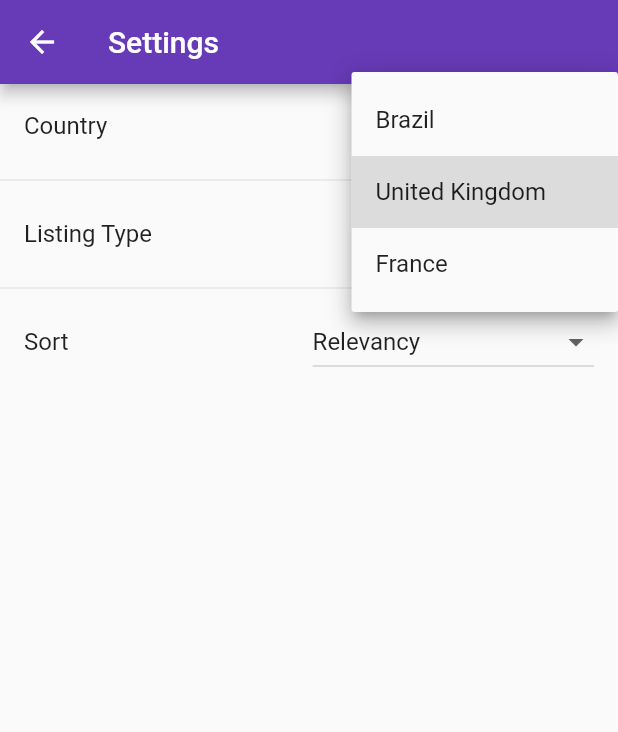
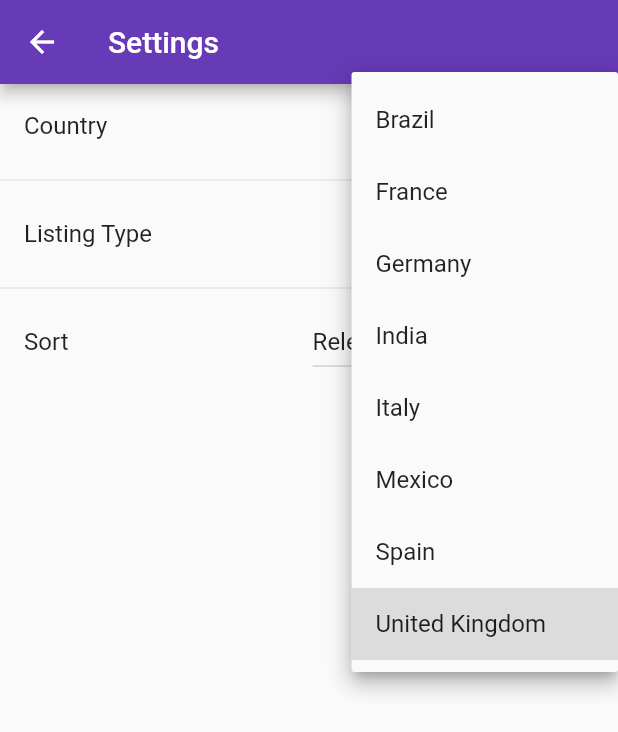
Before and after one commit to jsdaniell/flutter-complex-json-app, a Flutter app: the SettingScreen screen opened directly, after a tap on "United Kingdom", on a phone screen of 412 x 824 dp. Shown: the top 732 px of the screen. Run offline on Flutter 3.47's test engine with Material 2 defaults, Android fonts, the phone set to English and light mode, and no system bars; our stand-ins replace built_collection, built_value, font_awesome_flutter, shared_preferences; accounts and stored records are empty; generated files the repository leaves out were written again; network calls fail.

Commit message:
Fix on settings

```diff
--- a/lib/models/property_scoped_model.dart
+++ b/lib/models/property_scoped_model.dart
@@ -22,39 +22,34 @@ class PropertyScopedModel extends Model {
   String _placeName;
   bool _isLoadingMore = false;
 
-  // Settings Properties
-
   List<Map<String, String>> _listingTypeList = [
     {"name": "Buy", "value": "buy"},
     {"name": "Rent", "value": "rent"},
-    {"name": "Share", "value": "share"},
   ];
-
   String _listingType;
-
   List<Map<String, String>> _countryList = [
     {"name": "Brazil", "value": "br"},
+    {"name": "France", "value": "fr"},
+    {"name": "Germany", "value": "de"},
+    {"name": "India", "value": "in"},
+    {"name": "Italy", "value": "it"},
+    {"name": "Mexico", "value": "mx"},
+    {"name": "Spain", "value": "es"},
     {"name": "United Kingdom", "value": "uk"},
-    {"name": "France", "value": "fr"},
   ];
-
   String _country;
-
   List<Map<String, String>> _sortList = [
     {"name": "Relevancy", "value": "relevancy"},
     {"name": "Bedroom (Ascending)", "value": "bedroom_lowhigh"},
     {"name": "Bedroom (Descending)", "value": "bedroom_highlow"},
-    {"name": "Price (Ascending)", "value": "bedroom_lowhigh"},
-    {"name": "Price (Descending)", "value": "bedroom_highlow"},
+    {"name": "Price (Ascending)", "value": "price_lowhigh"},
+    {"name": "Price (Descending)", "value": "price_highlow"},
     {"name": "Newest", "value": "newest"},
     {"name": "Oldest", "value": "oldest"},
     {"name": "Random", "value": "random"},
-    {"name": "Distance", "value": "distance"},
+    {"name": "Distance", "value": "distance"}
   ];
-
   String _sort;
-
-  // Variable to be used to store the information that is loadind, can be used with loading widgets.
 
   List<Property> get properties => _properties;
   bool get isLoading => _isLoading;
@@ -65,10 +60,6 @@ class PropertyScopedModel extends Model {
   String get placeName => _placeName;
   bool get isLoadingMore => _isLoadingMore;
 
-  int getPropertyCount() => _properties.length;
-
-  // Settings Getters
-
   List<Map<String, String>> get listingTypeList => _listingTypeList;
   String get listingType => _listingType;
   List<Map<String, String>> get countryList => _countryList;
@@ -76,21 +67,18 @@ class PropertyScopedModel extends Model {
   List<Map<String, String>> get sortList => _sortList;
   String get sort => _sort;
 
-  // Using Shared Preferencies
+  int getPropertyCount() => _properties.length;
 
   void initializeValues() async {
     SharedPreferences prefs = await SharedPreferences.getInstance();
-    _country = prefs.getString("country") ?? "uk";
-    _listingType = prefs.getString("listingType") ?? "rent";
-    _sort = prefs.getString("sort") ?? "relevancy";
+    _country = prefs.getString('country') ?? 'uk';
+    _listingType = prefs.getString('listingType') ?? 'rent';
+    _sort = prefs.getString('sort') ?? 'relevancy';
     notifyListeners();
   }
 
-  // Getting JSON Data
-
   Future<dynamic> _getData(String place, [int page = 1]) async {
     String topLevelDomain = _country;
-
     if (_country == "br") {
       topLevelDomain = "com.$_country";
     } else if (_country == "uk") {
@@ -108,7 +96,7 @@ class PropertyScopedModel extends Model {
         "number_of_results": "10",
         "listing_type": _listingType,
         "sort": _sort,
-        "place_name": place.isNotEmpty ? place : "brighton"
+        "place_name": place
       },
     );
 
@@ -129,8 +117,6 @@ class PropertyScopedModel extends Model {
     return decodedJson;
   }
 
-  // Serializing Data Requested with previous maded Serializer (./nestoria.dart).
-
   Future getProperties(String place, [int page = 1]) async {
     if (page == 1) {
       _isLoading = true;
@@ -140,6 +126,8 @@ class PropertyScopedModel extends Model {
     }
 
     _placeName = place;
+
+    notifyListeners();
 
     var responseData = await _getData(place, page);
 
@@ -161,40 +149,39 @@ class PropertyScopedModel extends Model {
       _hasMorePages = false;
     }
 
+//    print(nestoria.response.page);
+
     if (page == 1) {
       _isLoading = false;
     } else {
       _isLoadingMore = false;
     }
-
     notifyListeners();
   }
-
-  // Acccess data outside the ScopedModelDescendant Widget, in this case used to pass actual page...
-
-  // Settings Configurations
 
   void setCountry(String value) async {
     _country = value;
     notifyListeners();
+
     SharedPreferences prefs = await SharedPreferences.getInstance();
-    prefs.setString("country", _country);
+    prefs.setString('country', _country);
   }
 
   void setListingType(String value) async {
     _listingType = value;
     notifyListeners();
     SharedPreferences prefs = await SharedPreferences.getInstance();
-    prefs.setString("listingType", _listingType);
+    prefs.setString('listingType', _listingType);
   }
 
   void setSort(String value) async {
     _sort = value;
     notifyListeners();
     SharedPreferences prefs = await SharedPreferences.getInstance();
-    prefs.setString("sort", _sort);
+    prefs.setString('sort', _sort);
   }
 
+  /// Wraps [ScopedModel.of] for this [Model].
   static PropertyScopedModel of(BuildContext context) =>
       ScopedModel.of<PropertyScopedModel>(context);
 }
```
Also changed, not shown: lib/screens/SettingScreen.dart (+6 -3 lines).
